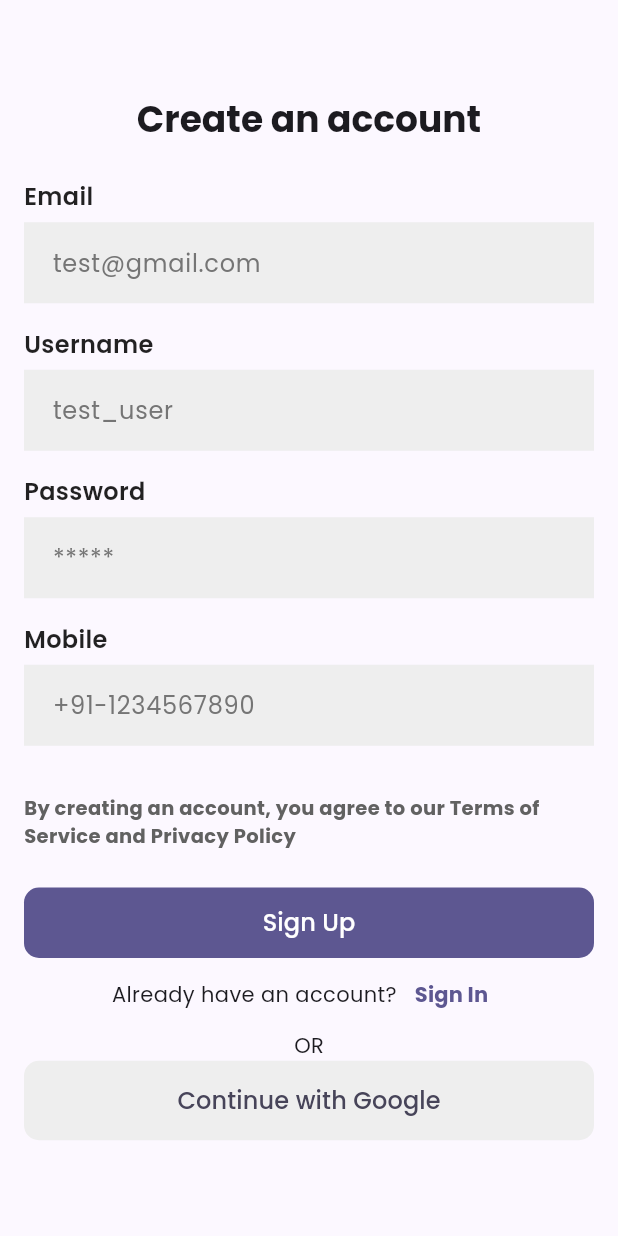
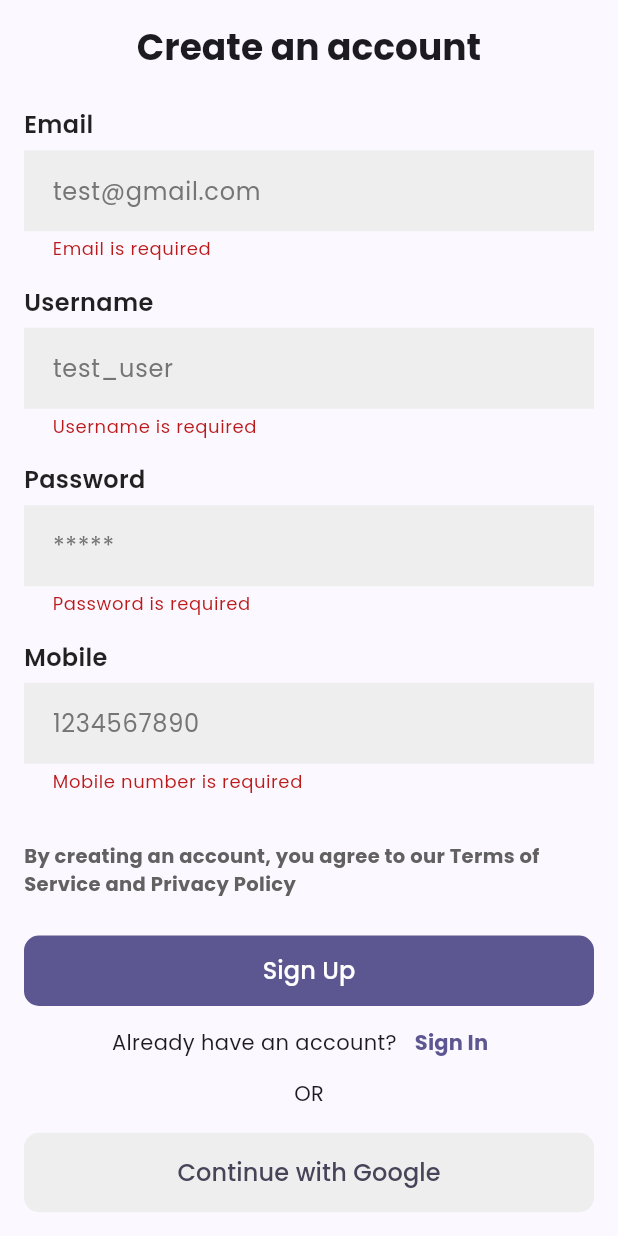
Before and after one commit to Sanjai-R/Pawsome, a Flutter app: the SignUpScreen screen opened by its route, after a tap on "Sign Up", on a phone screen of 412 x 824 dp. Run offline on Flutter 3.47's test engine with Material 2 defaults, Android fonts, the phone set to English and light mode, and no system bars; our stand-ins replace form_field_validator, go_router, google_fonts, shared_preferences; accounts and stored records are empty.

Commit message:
feat(frontend): input validation added

```diff
--- a/pawsome_client/lib/core/utils/validator.dart
+++ b/pawsome_client/lib/core/utils/validator.dart
@@ -0,0 +1,27 @@
+import 'package:form_field_validator/form_field_validator.dart';
+
+String? Function(String?)? getValidator(type,label) {
+  switch (type) {
+    case 'email':
+      return MultiValidator([
+        RequiredValidator(errorText: 'Email is required'),
+        EmailValidator(errorText: 'Enter a valid email address'),
+      ]);
+    case 'password':
+      return MultiValidator([
+        RequiredValidator(errorText: 'Password is required'),
+        MinLengthValidator(6,
+            errorText: 'Password must be at least 6 digits long'),
+      ]);
+    case 'number':
+      return MultiValidator([
+        RequiredValidator(errorText: 'Mobile number is required'),
+        MinLengthValidator(10,
+            errorText: 'Mobile number must be at least 10 digits long'),
+        MaxLengthValidator(10,
+            errorText: 'Mobile number must be at most 10 digits long'),
+      ]);
+    default:
+      return RequiredValidator(errorText: '$label is required');
+  }
+}
--- a/pawsome_client/lib/screens/auth/components/sign_in_form.dart
+++ b/pawsome_client/lib/screens/auth/components/sign_in_form.dart
@@ -1,16 +1,19 @@
 import 'package:flutter/cupertino.dart';
 import 'package:flutter/material.dart';
+import 'package:form_field_validator/form_field_validator.dart';
+import 'package:pawsome_client/core/constant/constant.dart';
 import 'package:pawsome_client/widgets/custom_form_field.dart';
 
 class SignInForm extends StatefulWidget {
   const SignInForm({super.key, required this.formKey});
-  final GlobalKey formKey ;
+
+  final GlobalKey formKey;
+
   @override
   State<SignInForm> createState() => _SignInFormState();
 }
 
 class _SignInFormState extends State<SignInForm> {
-
   List inputs = [
     {
       'label': 'Email',
@@ -22,8 +25,10 @@ class _SignInFormState extends State<SignInForm> {
       'label': 'Password',
       'hintText': "*****",
       'type': 'password',
+
     }
   ];
+  late String _email, _password;
 
   @override
   Widget build(BuildContext context) {
@@ -36,6 +41,17 @@ class _SignInFormState extends State<SignInForm> {
               label: input['label'],
               hintText: input['hintText'],
               type: input['type'],
+
+              onSaved: (value) {
+                switch (input['label']) {
+                  case 'Email':
+                    _email = value!;
+                    break;
+                  case 'Password':
+                    _password = value!;
+                    break;
+                }
+              },
             ),
         ],
       ),
--- a/pawsome_client/lib/screens/auth/components/sign_up_form.dart
+++ b/pawsome_client/lib/screens/auth/components/sign_up_form.dart
@@ -1,15 +1,21 @@
 import 'package:flutter/cupertino.dart';
 import 'package:flutter/material.dart';
+import 'package:form_field_validator/form_field_validator.dart';
 import 'package:pawsome_client/widgets/custom_form_field.dart';
+
+import '../../../core/constant/constant.dart';
 
 class SignUpForm extends StatefulWidget {
   const SignUpForm({super.key, required this.formKey});
-  final GlobalKey formKey ;
+
+  final GlobalKey formKey;
+
   @override
   State<SignUpForm> createState() => _SignUpFormState();
 }
 
 class _SignUpFormState extends State<SignUpForm> {
+  late String _userName, _email, _password, _phoneNumber;
 
   List inputs = [
     {
@@ -29,7 +35,7 @@ class _SignUpFormState extends State<SignUpForm> {
     },
     {
       'label': 'Mobile',
-      'hintText': "+91-1234567890",
+      'hintText': "1234567890",
       'type': 'number',
     },
   ];
@@ -45,6 +51,22 @@ class _SignUpFormState extends State<SignUpForm> {
               label: input['label'],
               hintText: input['hintText'],
               type: input['type'],
+              onSaved: (value) {
+                switch (input['label']) {
+                  case 'Email':
+                    _email = value!;
+                    break;
+                  case 'Username':
+                    _userName = value!;
+                    break;
+                  case 'Password':
+                    _password = value!;
+                    break;
+                  case 'Mobile':
+                    _phoneNumber = value!;
+                    break;
+                }
+              },
             ),
         ],
       ),
--- a/pawsome_client/lib/screens/auth/login.dart
+++ b/pawsome_client/lib/screens/auth/login.dart
@@ -65,6 +65,7 @@ class LoginScreen extends StatelessWidget {
                           if (_formKey.currentState!.validate()) {
                             _formKey.currentState!.save();
                           }
+
                         },
                         child: Text(
                           "Login",
@@ -91,12 +92,14 @@ class LoginScreen extends StatelessWidget {
                         ),
                       ],
                     ),
+
                     Align(
                       alignment: Alignment.center,
                       child: Text(
                         "OR",
                       ),
                     ),
+                    SizedBox(height: defaultPadding ),
                     SizedBox(
                       width: double.infinity,
                       child: FilledButton.tonal(
--- a/pawsome_client/lib/screens/auth/sign_up_screen.dart
+++ b/pawsome_client/lib/screens/auth/sign_up_screen.dart
@@ -1,8 +1,7 @@
-// ignore_for_file: prefer_const_constructors
+
 
 import 'package:flutter/material.dart';
 
-import 'package:form_field_validator/form_field_validator.dart';
 import 'package:go_router/go_router.dart';
 import 'package:pawsome_client/core/constant/constant.dart';
 import 'package:pawsome_client/screens/auth/components/sign_up_form.dart';
@@ -64,7 +63,7 @@ class SignUpScreen extends StatelessWidget {
                             _formKey.currentState!.save();
                           }
                         },
-                        child: Text(
+                        child: const Text(
                           "Sign Up",
                           style: TextStyle(fontSize: 16),
                         ),
@@ -86,12 +85,13 @@ class SignUpScreen extends StatelessWidget {
                         ),
                       ],
                     ),
-                    Align(
+                    const Align(
                       alignment: Alignment.center,
                       child: Text(
                         "OR",
                       ),
                     ),
+                    const SizedBox(height: defaultPadding ),
                     SizedBox(
                       width: double.infinity,
                       child: FilledButton.tonal(
@@ -100,10 +100,10 @@ class SignUpScreen extends StatelessWidget {
                           shape: RoundedRectangleBorder(
                             borderRadius: BorderRadius.circular(10),
                           ),
-                          padding: EdgeInsets.all(15),
+                          padding: const EdgeInsets.all(15),
                         ),
                         onPressed: () {},
-                        child: Text(
+                        child: const Text(
                           "Continue with Google",
                           style: TextStyle(fontSize: 16),
                         ),
--- a/pawsome_client/lib/widgets/custom_form_field.dart
+++ b/pawsome_client/lib/widgets/custom_form_field.dart
@@ -1,21 +1,35 @@
-import 'package:flutter/cupertino.dart';
 import 'package:flutter/material.dart';
-import 'package:form_field_validator/form_field_validator.dart';
 import 'package:pawsome_client/core/constant/constant.dart';
+import 'package:pawsome_client/core/utils/validator.dart';
 
 class MyCustomInput extends StatelessWidget {
   final String label;
   final String hintText;
   final String type;
+  final void Function(String?)? onSaved;
 
-  const MyCustomInput(
-      {super.key,
+  const MyCustomInput({
+    Key? key,
     required this.label,
     required this.hintText,
-      required this.type});
+    required this.type,
+    required this.onSaved,
+  }) : super(key: key);
 
   @override
   Widget build(BuildContext context) {
+    TextInputType getKeyboardType() {
+      switch (type) {
+        case 'email':
+          return TextInputType.emailAddress;
+        case 'number':
+          return TextInputType.number;
+        default:
+          return TextInputType.text;
+      }
+    }
+
+
     return Padding(
       padding: const EdgeInsets.symmetric(vertical: 8.0),
       child: Column(
@@ -23,13 +37,9 @@ class MyCustomInput extends StatelessWidget {
         children: [
           TextFieldName(text: label),
           TextFormField(
-            // obscureText: true,
-            keyboardType: type == 'email'
-                ? TextInputType.emailAddress
-                : type == 'number'
-                    ? TextInputType.number
-                    : TextInputType.text,
-            obscureText: type == 'password' ? true : false,
+            onSaved: onSaved,
+            keyboardType: getKeyboardType(),
+            obscureText: type == 'password',
             obscuringCharacter: '*',
             decoration: InputDecoration(
               contentPadding: defaultInputPadding,
@@ -37,10 +47,9 @@ class MyCustomInput extends StatelessWidget {
               fillColor: Colors.grey[200],
               hintStyle: TextStyle(color: Colors.grey[600]),
               filled: true,
-                hintText: hintText),
-            validator: (pass) =>
-                MatchValidator(errorText: "Password do not  match")
-                    .validateMatch(pass!, ""),
+              hintText: hintText,
+            ),
+            validator: getValidator(type,label),
           ),
         ],
       ),
@@ -62,8 +71,11 @@ class TextFieldName extends StatelessWidget {
       padding: const EdgeInsets.only(bottom: defaultPadding / 3),
       child: Text(
         text,
-        style: TextStyle(
-            fontSize: 16, fontWeight: FontWeight.w600, color: Colors.black87),
+        style: const TextStyle(
+          fontSize: 16,
+          fontWeight: FontWeight.w600,
+          color: Colors.black87,
+        ),
       ),
     );
   }
```
Lines whose indentation alone changed are shown as unchanged.
